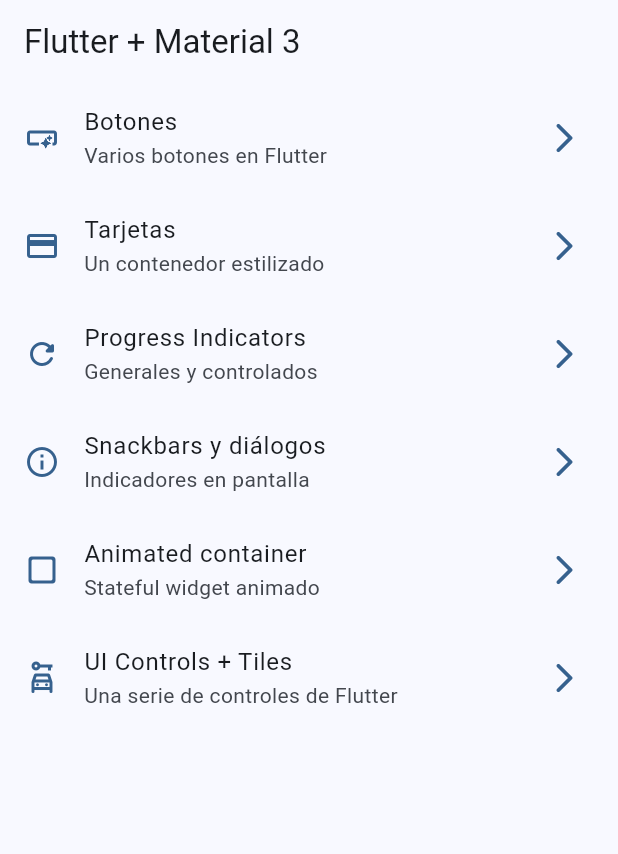
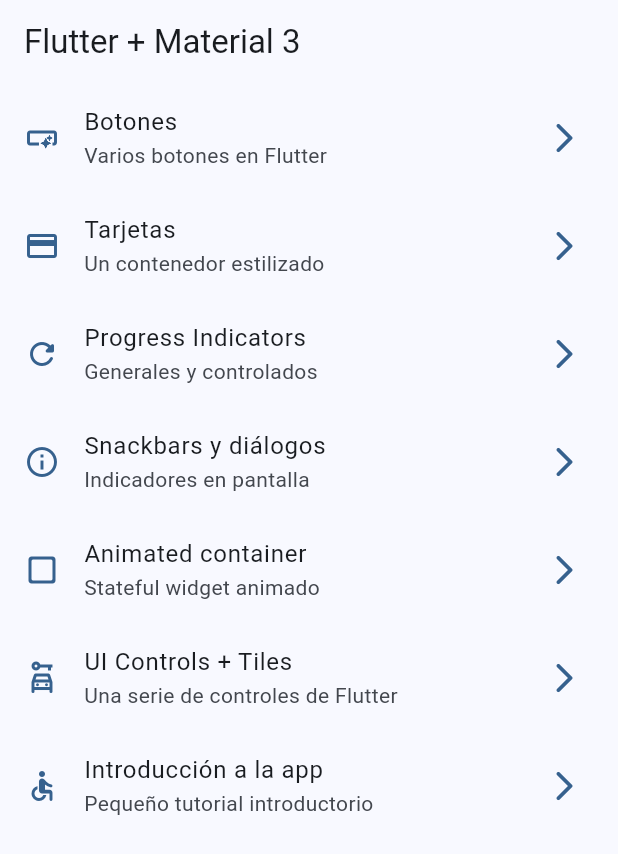
Before and after one commit to anfeespi/WidgetsApp, a Flutter app: the screen it shows after launch, on a phone screen of 412 x 824 dp. Shown: the top 854 px of the screen. Run offline on Flutter 3.47's test engine with Material 3 defaults, Android fonts, the phone set to English and light mode, and no system bars; our stand-ins replace go_router.

```diff
--- a/lib/config/menu/menu_items.dart
+++ b/lib/config/menu/menu_items.dart
@@ -51,5 +51,11 @@ const appMenuItems = <MenuItem>[
       subtitle: "Una serie de controles de Flutter",
       link: "/ui-controls",
       icon: Icons.car_rental_outlined
+  ),
+  MenuItem(
+      title: "Introducción a la app",
+      subtitle: "Pequeño tutorial introductorio",
+      link: "/tutorial",
+      icon: Icons.accessible_rounded
   )
 ];
--- a/lib/config/router/app_router.dart
+++ b/lib/config/router/app_router.dart
@@ -45,5 +45,11 @@ final appRouter = GoRouter(
         name: UiControlsScreen.name,
         builder: (context, state) => const UiControlsScreen()
     ),
+
+    GoRoute(
+        path: "/tutorial",
+        name: AppTutorialScreen.name,
+        builder: (context, state) => const AppTutorialScreen()
+    ),
   ],
 );
--- a/pubspec.yaml
+++ b/pubspec.yaml
@@ -18,3 +18,6 @@ dev_dependencies:
 
 flutter:
   uses-material-design: true
+
+assets:
+  - assets/images/
```
Also changed, not shown: assets/images/1.png (added), assets/images/2.png (added), assets/images/3.png (added), assets/images/jar-loading.gif (added).
